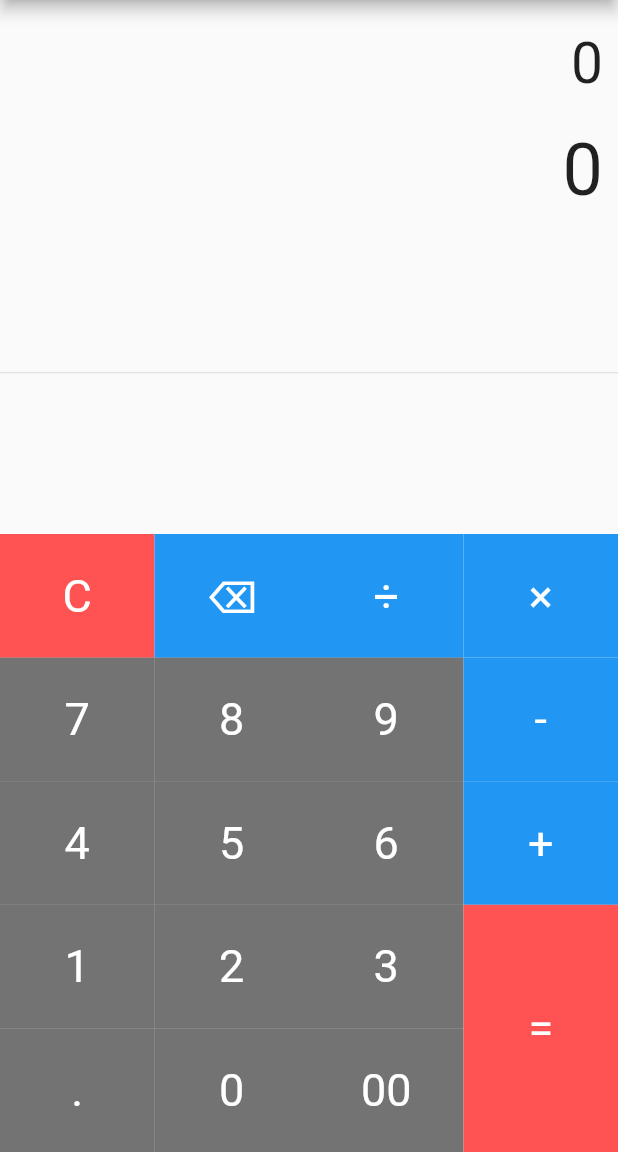
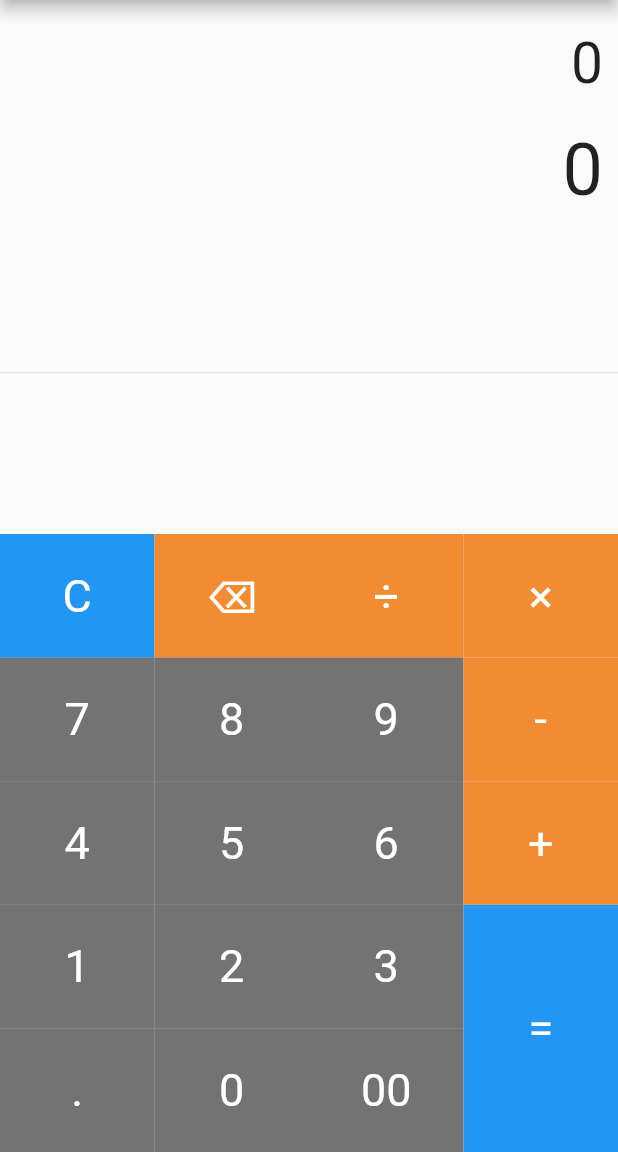
Before and after one commit to alok2811/simple_calulator, a Flutter app: the screen it shows after launch, on a phone screen of 412 x 824 dp, the part 84-1236 px from its top. Run offline on Flutter 3.47's test engine with Material 2 defaults, Android fonts, the phone set to English and light mode, and no system bars; our stand-ins replace get, math_expressions.

Commit message:
Screenshot Update

```diff
--- a/lib/view/home_view.dart
+++ b/lib/view/home_view.dart
@@ -40,9 +40,9 @@ class HomeView extends StatelessWidget {
                   children:  [
                     TableRow(
                       children:[
-                       BuildButton(buttonText: "C", buttonHeight: 1, buttonColor: Colors.redAccent),
-                       BuildButton(buttonText: "⌫", buttonHeight: 1, buttonColor: Colors.blue),
-                       BuildButton(buttonText: "÷", buttonHeight: 1, buttonColor: Colors.blue),
+                       BuildButton(buttonText: "C", buttonHeight: 1, buttonColor: Colors.blue),
+                       BuildButton(buttonText: "⌫", buttonHeight: 1, buttonColor: const Color(0xffF28B31)),
+                       BuildButton(buttonText: "÷", buttonHeight: 1, buttonColor: const Color(0xffF28B31)),
                       ]
                     ),
 
@@ -86,19 +86,19 @@ class HomeView extends StatelessWidget {
                 child: Table(
                   children: [
                     TableRow(
-                      children:[ BuildButton(buttonText: '×', buttonHeight: 1, buttonColor: Colors.blue),
+                      children:[ BuildButton(buttonText: '×', buttonHeight: 1, buttonColor: const Color(0xffF28B31)),
                     ]),
 
                     TableRow(
-                        children:[ BuildButton(buttonText: '-', buttonHeight: 1, buttonColor: Colors.blue),
+                        children:[ BuildButton(buttonText: '-', buttonHeight: 1, buttonColor: const Color(0xffF28B31)),
                         ]),
 
                     TableRow(
-                        children:[ BuildButton(buttonText: '+', buttonHeight: 1, buttonColor: Colors.blue),
+                        children:[ BuildButton(buttonText: '+', buttonHeight: 1, buttonColor: const Color(0xffF28B31)),
                         ]),
 
                     TableRow(
-                        children:[ BuildButton(buttonText: '=', buttonHeight: 2, buttonColor: Colors.redAccent),
+                        children:[ BuildButton(buttonText: '=', buttonHeight: 2, buttonColor: Colors.blue),
                         ]),
 
                   ],
```
Also changed, not shown: 1 other file.
